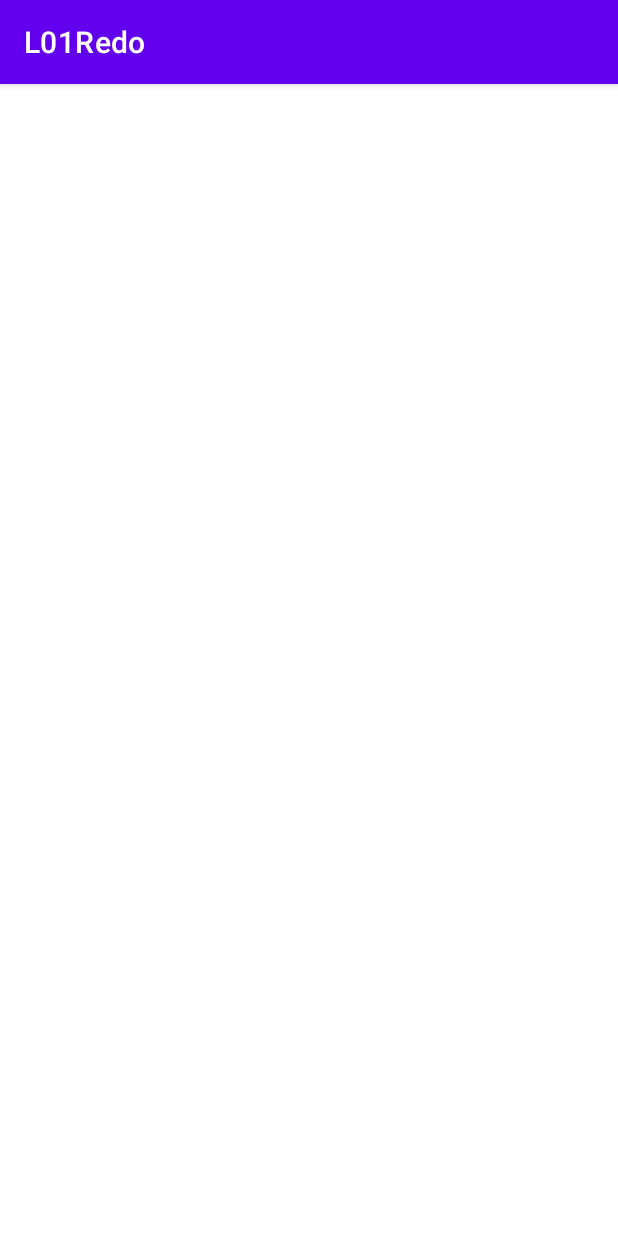
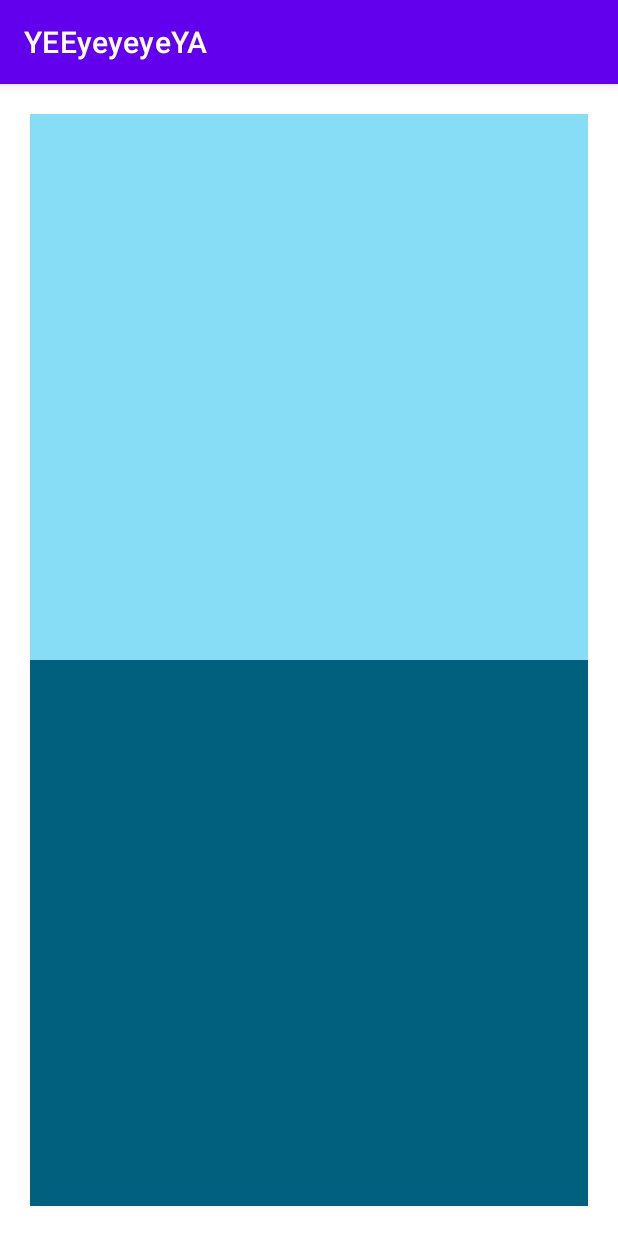
Before and after one commit to ItsTheHadad/A01, an Android app: the ScoreBoardActivity screen opened directly, with no data from a screen before it, on a phone screen of 412 x 824 dp. Run offline under Robolectric (Android 15) with nearby library versions, the phone set to English and light mode, and no system bars.

Commit message:
updating menu

```diff
--- a/app/src/main/java/com/example/l01redo/Interfaces/settingsCallback.java
+++ /dev/null
@@ -1,5 +0,0 @@
-package com.example.l01redo.Interfaces;
-
-public interface settingsCallback {
-
-}
--- a/app/src/main/res/layout/activity_score_board.xml
+++ b/app/src/main/res/layout/activity_score_board.xml
@@ -1,9 +1,28 @@
 <?xml version="1.0" encoding="utf-8"?>
-<androidx.constraintlayout.widget.ConstraintLayout xmlns:android="http://schemas.android.com/apk/res/android"
+<androidx.appcompat.widget.LinearLayoutCompat xmlns:android="http://schemas.android.com/apk/res/android"
     xmlns:app="http://schemas.android.com/apk/res-auto"
     xmlns:tools="http://schemas.android.com/tools"
     android:layout_width="match_parent"
     android:layout_height="match_parent"
+    android:orientation="vertical"
+    android:padding="20dp"
     tools:context=".ScoreBoardActivity">
 
-</androidx.constraintlayout.widget.ConstraintLayout>
+    <FrameLayout
+        android:id="@+id/main_FRAME_scores"
+        android:layout_width="match_parent"
+        android:layout_height="0dp"
+        android:layout_weight="1"
+        android:background="@color/blueWater_200"
+        android:padding="20dp"
+        />
+
+    <FrameLayout
+        android:id="@+id/main_FRAME_map"
+        android:layout_width="match_parent"
+        android:layout_height="0dp"
+        android:layout_weight="1"
+        android:background="@color/ocean_500"
+        android:padding="20dp"
+        />
+</androidx.appcompat.widget.LinearLayoutCompat>
--- a/app/src/main/res/values/strings.xml
+++ b/app/src/main/res/values/strings.xml
@@ -1,4 +1,3 @@
 <resources>
-    <string name="app_name">L01Redo</string>
-    <string name="title_activity_game_over">GameOverActivity</string>
+    <string name="app_name">YEEyeyeyeYA</string>
 </resources>
```
Also changed, not shown: app/src/main/java/com/example/l01redo/ScoreActivity.java (deleted, +0 -7 lines), app/src/main/res/layout/activity_score.xml (deleted, +0 -28 lines).
